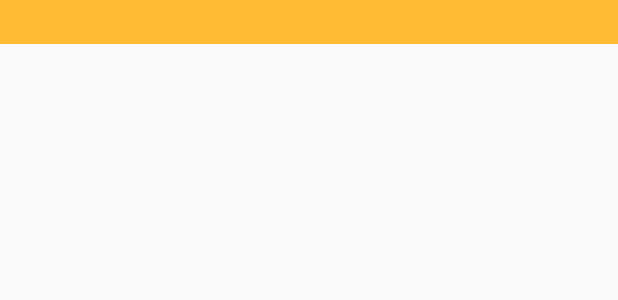
After one commit to Fayte92/WinRate, an Android app: the layout recyclerview_item.xml on its own in the app's theme, with its tools: preview values and no code run, on a phone screen of 412 x 824 dp. The commit adds this screen. Shown: the top 300 px of the screen. Run offline under Robolectric (Android 15) with nearby library versions, the phone set to English and light mode, and no system bars.

```diff
--- /dev/null
+++ b/WinRate/app/src/main/res/layout/recyclerview_item.xml
@@ -0,0 +1,11 @@
+<?xml version="1.0" encoding="utf-8"?>
+<LinearLayout xmlns:android="http://schemas.android.com/apk/res/android"
+    android:orientation="vertical" android:layout_width="match_parent"
+    android:layout_height="wrap_content">
+
+    <TextView
+        android:id="@+id/textView"
+        style="@style/master_table"
+        android:layout_width="match_parent"
+        android:layout_height="wrap_content"/>
+</LinearLayout>
--- a/WinRate/app/src/main/res/values/styles.xml
+++ b/WinRate/app/src/main/res/values/styles.xml
@@ -17,4 +17,14 @@
 
     <style name="AppTheme.PopupOverlay" parent="ThemeOverlay.AppCompat.Light" />
 
+    <!-- The default font for RecyclerView items is too small.
+    The margin is a simple delimiter between the words. -->
+    <style name="master_table">
+        <item name="android:layout_width">match_parent</item>
+        <item name="android:layout_marginBottom">8dp</item>
+        <item name="android:paddingLeft">8dp</item>
+        <item name="android:background">@android:color/holo_orange_light</item>
+        <item name="android:textAppearance">@android:style/TextAppearance.Large</item>
+    </style>
+
 </resources>
```
Also changed, not shown: WinRate/app/src/main/java/com/ucsc/winrate/WinRateRepository.java (added, +56 -0 lines), WinRate/app/src/main/java/com/ucsc/winrate/WinRateViewModel.java (added, +38 -0 lines).
